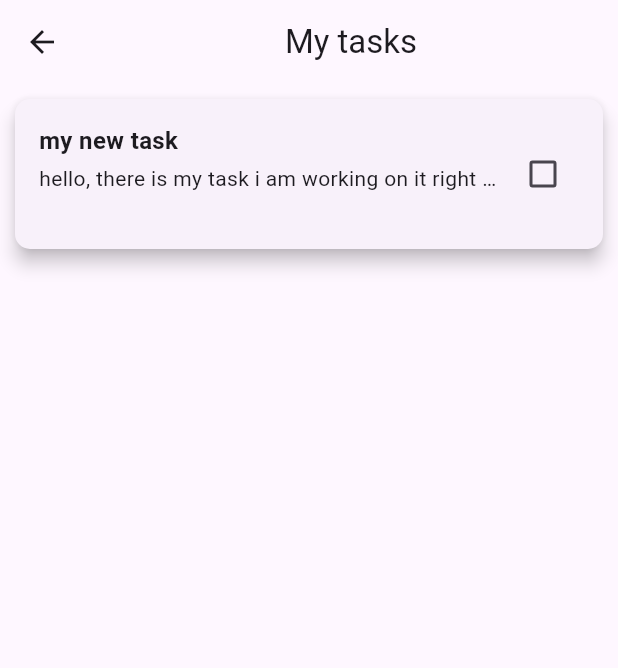
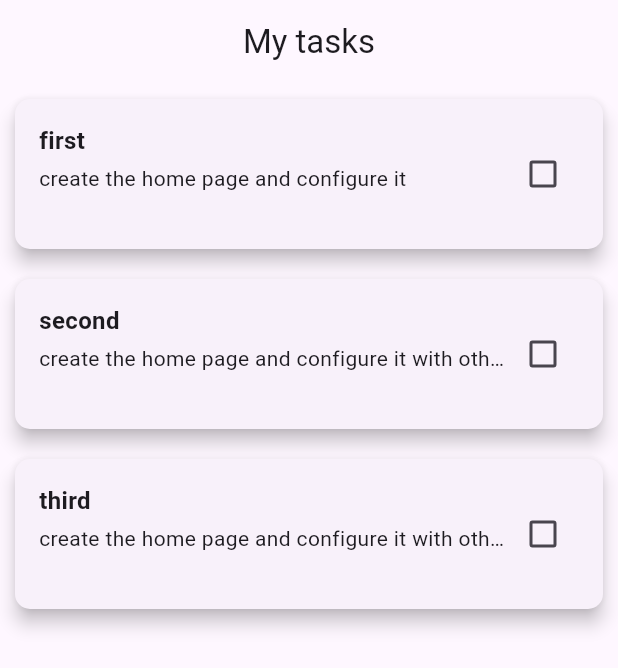
Before and after one commit to salemwhd/todo-app, a Flutter app: the HomeScreen screen opened directly, on a phone screen of 412 x 824 dp. Shown: the top 668 px of the screen. Run offline on Flutter 3.47's test engine with Material 3 defaults, Android fonts, the phone set to English and light mode, and no system bars.

Commit message:
feat:managing state of the task card

```diff
--- /dev/null
+++ b/lib/data/data.dart
@@ -0,0 +1,22 @@
+import 'package:todo_app/models/task_model.dart';
+
+List<TaskModel> tasks = [
+  TaskModel(
+    id: 1,
+    title: 'first',
+    description: 'create the home page and configure it ',
+    dateTime: DateTime.now(),
+  ),
+  TaskModel(
+    id: 2,
+    title: 'second',
+    description: 'create the home page and configure it with other screens',
+    dateTime: DateTime.now(),
+  ),
+  TaskModel(
+    id: 3,
+    title: 'third',
+    description: 'create the home page and configure it with other screens in the same app',
+    dateTime: DateTime.now(),
+  ),
+];
--- a/lib/main.dart
+++ b/lib/main.dart
@@ -1,6 +1,5 @@
 import 'package:flutter/material.dart';
 import 'package:todo_app/views/home_screen.dart';
-import 'package:todo_app/views/new_task_screen.dart';
 
 void main() {
   runApp(const MyApp());
@@ -13,6 +12,7 @@ class MyApp extends StatelessWidget {
   @override
   Widget build(BuildContext context) {
     return MaterialApp(
+      debugShowCheckedModeBanner: false,
       title: 'Flutter Demo',
       theme: ThemeData(
         colorScheme: ColorScheme.fromSeed(
@@ -20,7 +20,7 @@ class MyApp extends StatelessWidget {
         ),
         useMaterial3: true,
       ),
-      home: NewTaskScreen(),
+      home: HomeScreen(),
     );
   }
 }
--- a/lib/models/task_model.dart
+++ b/lib/models/task_model.dart
@@ -1,13 +1,15 @@
 class TaskModel {
+  final int id;
   final String title;
   final String description;
   bool isCompleted;
   final DateTime dateTime;
 
   TaskModel({
+    required this.id,
     required this.title,
     required this.description,
-    this.isCompleted = false,
+    this.isCompleted=false,
     required this.dateTime,
   });
 }
--- a/lib/views/home_screen.dart
+++ b/lib/views/home_screen.dart
@@ -1,14 +1,10 @@
 import 'package:flutter/material.dart';
-import 'package:todo_app/models/task_model.dart';
+import 'package:todo_app/data/data.dart';
 import 'package:todo_app/views/widget/task_card.dart';
 
 class HomeScreen extends StatelessWidget {
-  HomeScreen({super.key});
-  final TaskModel task = TaskModel(
-    title: 'my new task',
-    description: 'hello, there is my task i am working on it right now',
-    dateTime: DateTime.now(),
-  );
+  const HomeScreen({super.key});
+
   @override
   Widget build(BuildContext context) {
     return Scaffold(
@@ -17,7 +13,12 @@ class HomeScreen extends StatelessWidget {
           child: Text('My tasks'),
         ),
       ),
-      body: TaskCard(task: task),
+      body: ListView.builder(
+        itemCount: tasks.length,
+        itemBuilder: (context, index) {
+          return TaskCard(task: tasks[index]);
+        },
+      ),
     );
   }
 }
--- a/lib/views/widget/task_card.dart
+++ b/lib/views/widget/task_card.dart
@@ -1,9 +1,23 @@
 import 'package:flutter/material.dart';
 import 'package:todo_app/models/task_model.dart';
 
-class TaskCard extends StatelessWidget {
+class TaskCard extends StatefulWidget {
   const TaskCard({super.key, required this.task});
   final TaskModel task;
+
+  @override
+  _TaskCardState createState() => _TaskCardState();
+}
+
+class _TaskCardState extends State<TaskCard> {
+  late bool isCompleted;
+
+  @override
+  void initState() {
+    super.initState();
+    isCompleted = widget.task.isCompleted ? true : false;
+  }
+
   @override
   Widget build(BuildContext context) {
     return Container(
@@ -23,26 +37,36 @@ class TaskCard extends StatelessWidget {
                   crossAxisAlignment: CrossAxisAlignment.start,
                   children: [
                     Text(
-                      task.title,
-                      style: const TextStyle(
-                        fontSize: 16,
-                        fontWeight: FontWeight.bold,
-                      ),
+                      widget.task.title,
+                      style: TextStyle(
+                          fontSize: 16,
+                          fontWeight: FontWeight.bold,
+                          decoration:
+                              isCompleted ? TextDecoration.lineThrough : null),
                     ),
                     const SizedBox(
                       height: 4,
                     ),
                     Text(
-                      task.description,
+                      widget.task.description,
                       overflow: TextOverflow.ellipsis,
+                      style: TextStyle(
+                        decoration:
+                            isCompleted ? TextDecoration.lineThrough : null,
+                      ),
                     ),
                   ],
                 ),
               ),
               Checkbox(
-                value: task.isCompleted,
+                value: isCompleted,
                 onChanged: (bool? newValue) {
-                  task.isCompleted = newValue!;
+                  setState(
+                    () {
+                      widget.task.isCompleted = newValue ?? false;
+                      isCompleted = widget.task.isCompleted;
+                    },
+                  );
                 },
               )
             ],
```
